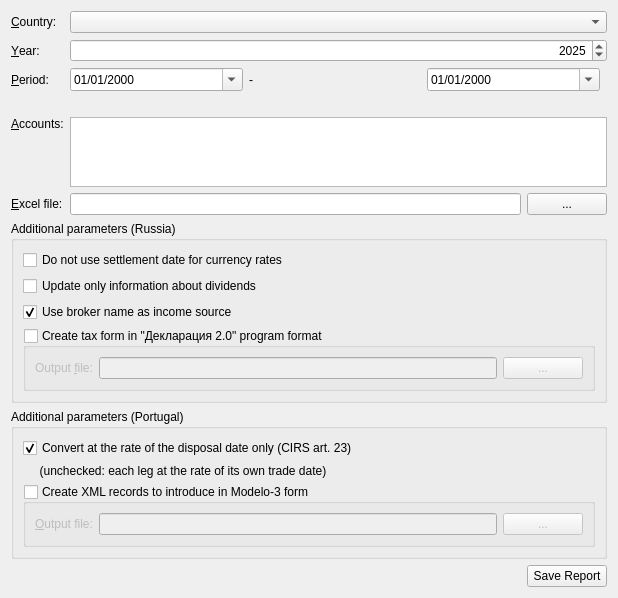
This is jal/ui/tax_export_widget.ui in titov-vv/jal as Qt 5 draws it before an edit. The edited form follows.
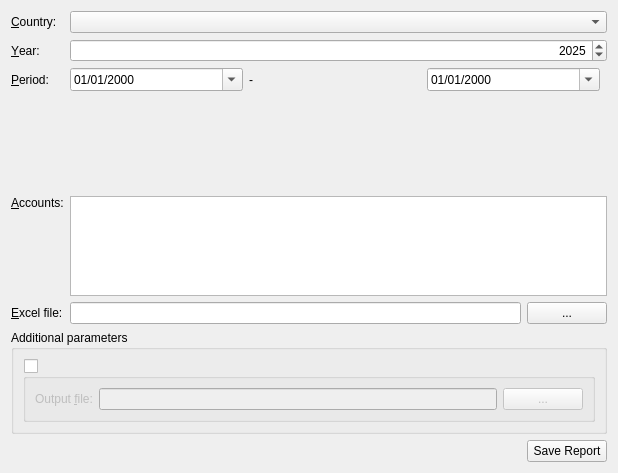
This is the edited form.

Commit message: Separate class for tax report options

```diff
--- a/jal/ui/tax_export_widget.ui
+++ b/jal/ui/tax_export_widget.ui
@@ -68,77 +68,6 @@
      </property>
     </widget>
    </item>
-   <item row="8" column="0" colspan="3">
-    <widget class="QGroupBox" name="PtBox">
-     <property name="title">
-      <string>Additional parameters (Portugal)</string>
-     </property>
-     <layout class="QVBoxLayout" name="PtLayout">
-      <item>
-       <widget class="QCheckBox" name="Pt_OneCurrencyRate">
-        <property name="text">
-         <string>Convert at the rate of the disposal date only (CIRS art. 23)</string>
-        </property>
-        <property name="checked">
-         <bool>true</bool>
-        </property>
-       </widget>
-      </item>
-      <item>
-       <widget class="QLabel" name="Pt_RateComment">
-        <property name="enabled">
-         <bool>true</bool>
-        </property>
-        <property name="text">
-         <string>     (unchecked: each leg at the rate of its own trade date)</string>
-        </property>
-       </widget>
-      </item>
-      <item>
-       <widget class="QGroupBox" name="IRS_Modelo3Group">
-        <property name="title">
-         <string>Create XML records to introduce in Modelo-3 form</string>
-        </property>
-        <property name="checkable">
-         <bool>true</bool>
-        </property>
-        <property name="checked">
-         <bool>false</bool>
-        </property>
-        <layout class="QGridLayout" name="gridLayout">
-         <item row="0" column="0">
-          <widget class="QLabel" name="IRS_Modelo3FileLbl">
-           <property name="text">
-            <string>&amp;Output file:</string>
-           </property>
-           <property name="buddy">
-            <cstring>IRS_Modelo3Filename</cstring>
-           </property>
-          </widget>
-         </item>
-         <item row="0" column="1">
-          <widget class="QLineEdit" name="IRS_Modelo3Filename">
-           <property name="toolTip">
-            <string>File where to store russian tax form</string>
-           </property>
-          </widget>
-         </item>
-         <item row="0" column="2">
-          <widget class="QPushButton" name="IRS_Modelo3SelectBtn">
-           <property name="toolTip">
-            <string>Select file</string>
-           </property>
-           <property name="text">
-            <string> ... </string>
-           </property>
-          </widget>
-         </item>
-        </layout>
-       </widget>
-      </item>
-     </layout>
-    </widget>
-   </item>
    <item row="4" column="0">
     <widget class="QLabel" name="AccountLbl">
      <property name="text">
@@ -163,68 +92,42 @@
     </widget>
    </item>
    <item row="7" column="0" colspan="3">
-    <widget class="QGroupBox" name="RuBox">
+    <widget class="QGroupBox" name="OptionsBox">
      <property name="title">
-      <string>Additional parameters (Russia)</string>
+      <string>Additional parameters</string>
      </property>
-     <layout class="QVBoxLayout" name="verticalLayout">
+     <layout class="QVBoxLayout" name="OptionsLayout">
       <item>
-       <widget class="QCheckBox" name="Ru_NoSettlement">
-        <property name="text">
-         <string>Do not use settlement date for currency rates</string>
-        </property>
-       </widget>
+       <layout class="QGridLayout" name="ReportOptionsLayout"/>
       </item>
       <item>
-       <widget class="QCheckBox" name="Ru_DividendsOnly">
-        <property name="text">
-         <string>Update only information about dividends</string>
-        </property>
-       </widget>
-      </item>
-      <item>
-       <widget class="QCheckBox" name="Ru_IncomeSourceBroker">
-        <property name="text">
-         <string>Use broker name as income source</string>
-        </property>
-        <property name="checked">
-         <bool>true</bool>
-        </property>
-       </widget>
-      </item>
-      <item>
-       <widget class="QGroupBox" name="Ndfl3Group">
-        <property name="enabled">
-         <bool>true</bool>
-        </property>
-        <property name="sizePolicy">
-         <sizepolicy hsizetype="Preferred" vsizetype="Preferred">
-          <horstretch>0</horstretch>
-          <verstretch>0</verstretch>
-         </sizepolicy>
-        </property>
-        <property name="title">
-         <string>Create tax form in &quot;Декларация 2.0&quot; program format</string>
-        </property>
+       <widget class="QGroupBox" name="FormGroup">
         <property name="checkable">
          <bool>true</bool>
         </property>
         <property name="checked">
          <bool>false</bool>
         </property>
-        <layout class="QGridLayout" name="gridLayout_2">
-         <item row="1" column="0">
-          <widget class="QLabel" name="Ndfl3FileLbl">
+        <layout class="QGridLayout" name="FormLayout">
+         <item row="0" column="0">
+          <widget class="QLabel" name="FormFileLbl">
            <property name="text">
             <string>Output &amp;file:</string>
            </property>
            <property name="buddy">
-            <cstring>Ndfl3FileName</cstring>
+            <cstring>FormFileName</cstring>
            </property>
           </widget>
          </item>
-         <item row="1" column="2">
-          <widget class="QPushButton" name="Ndfl3SelectBtn">
+         <item row="0" column="1">
+          <widget class="QLineEdit" name="FormFileName">
+           <property name="toolTip">
+            <string>File where to store tax form</string>
+           </property>
+          </widget>
+         </item>
+         <item row="0" column="2">
+          <widget class="QPushButton" name="FormSelectBtn">
            <property name="toolTip">
             <string>Select file</string>
            </property>
@@ -233,13 +136,6 @@
            </property>
           </widget>
          </item>
-         <item row="1" column="1">
-          <widget class="QLineEdit" name="Ndfl3FileName">
-           <property name="toolTip">
-            <string>File where to store russian tax form</string>
-           </property>
-          </widget>
-         </item>
         </layout>
        </widget>
       </item>
```
Left out of the diff: 13 changed lines with no effect on the pictures. The commit also changes 15 other files.
